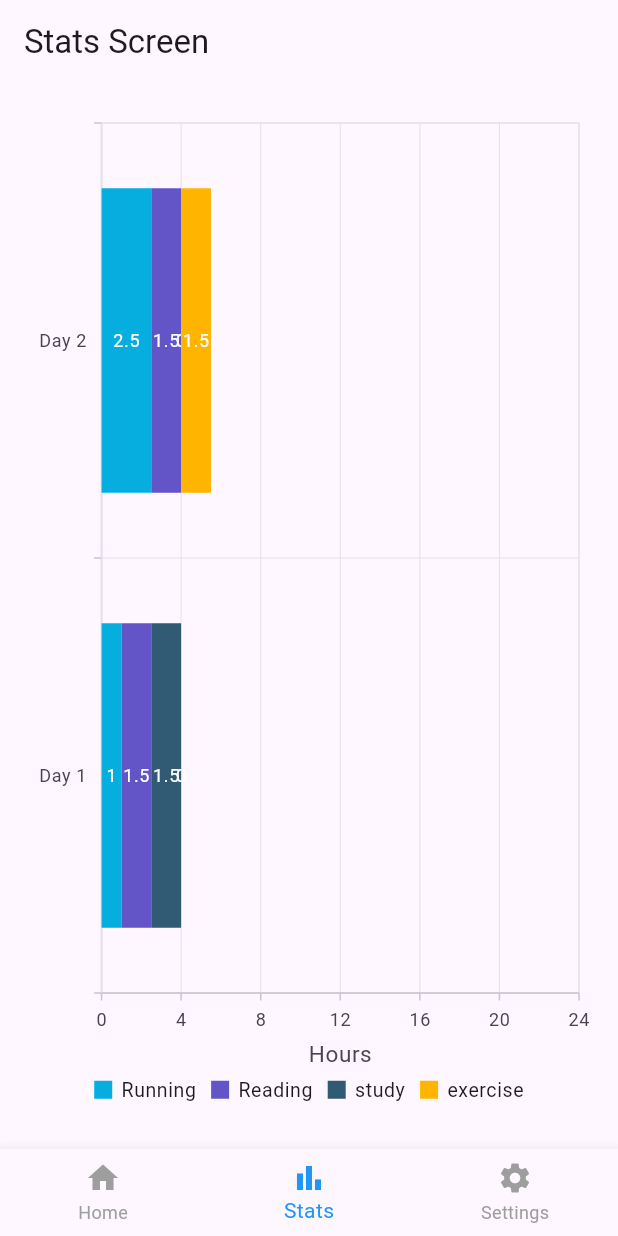
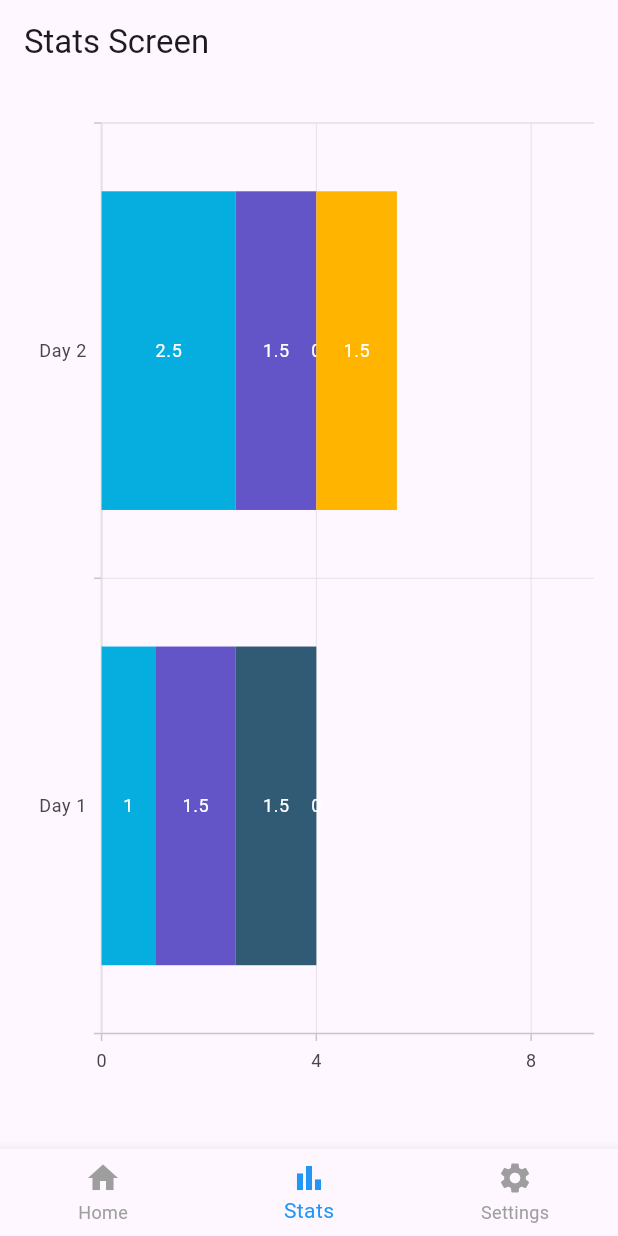
Before and after one commit to psjhimanshu/activity_tracker, a Flutter app: the screen it shows after launch, item 2 of the bottom bar chosen, on a phone screen of 412 x 824 dp. Run offline on Flutter 3.47's test engine with Material 3 defaults, Android fonts, the light colour scheme and no system bars; our stand-ins replace audioplayers, get, shared_preferences, syncfusion_flutter_charts.

Commit message:
update stats screen

```diff
--- a/lib/Screens/StatsScreen.dart
+++ b/lib/Screens/StatsScreen.dart
@@ -123,7 +123,11 @@ class _ActivityBarChartState extends State<ActivityBarChart> {
   Widget build(BuildContext context) {
     List<ActivityData> chartData = _generateChartData();
 
-    return SfCartesianChart(
+    return SingleChildScrollView(
+      scrollDirection: Axis.horizontal,
+      child: SizedBox(
+        width: 1000,
+        child: SfCartesianChart(
           primaryXAxis: CategoryAxis(),
           primaryYAxis: NumericAxis(
             title: AxisTitle(text: 'Hours'),
@@ -134,6 +138,8 @@ class _ActivityBarChartState extends State<ActivityBarChart> {
           legend: Legend(isVisible: true),
           tooltipBehavior: _tooltipBehavior,
           series: _generateSeries(chartData),
+        ),
+      ),
     );
   }
 
--- a/lib/Screens/splash_screen.dart
+++ b/lib/Screens/splash_screen.dart
@@ -18,7 +18,7 @@ class _SplashScreenState extends State<SplashScreen> {
   void initState() {
     // TODO: implement initState
     super.initState();
-    Timer(Duration(seconds: 3),(){
+    Timer(Duration(seconds: 1),(){
       Get.off(()=>MainScreen());
     });
   }
```
Lines whose indentation alone changed are shown as unchanged.
